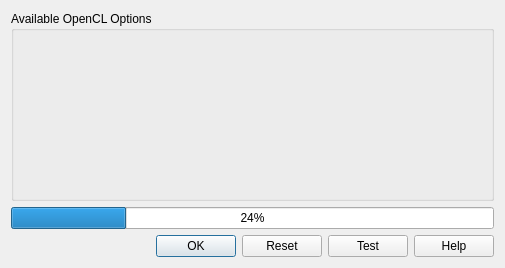
SasView/sasview, file src/sas/qtgui/Perspectives/Fitting/UI/GPUOptionsUI.ui: the form before one commit.
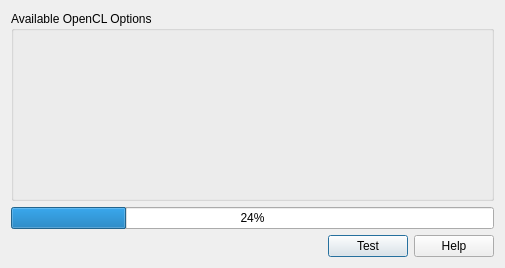
The form after the commit. Icons and pictures are not drawn.

Commit message: Remove cancel and ok buttons from GPU options widget in favor of preferences panel buttons

Diff of the .ui file:
```diff
--- a/src/sas/qtgui/Perspectives/Fitting/UI/GPUOptionsUI.ui
+++ b/src/sas/qtgui/Perspectives/Fitting/UI/GPUOptionsUI.ui
@@ -86,20 +86,6 @@
      <property name="sizeConstraint">
       <enum>QLayout::SetMinimumSize</enum>
      </property>
-     <item>
-      <widget class="QPushButton" name="okButton">
-       <property name="text">
-        <string>OK</string>
-       </property>
-      </widget>
-     </item>
-     <item>
-      <widget class="QPushButton" name="resetButton">
-       <property name="text">
-        <string>Reset</string>
-       </property>
-      </widget>
-     </item>
      <item>
       <widget class="QPushButton" name="testButton">
        <property name="text">
```
Left out of the diff: 34 changed lines with no effect on the pictures. The commit also changes 1 other file.
